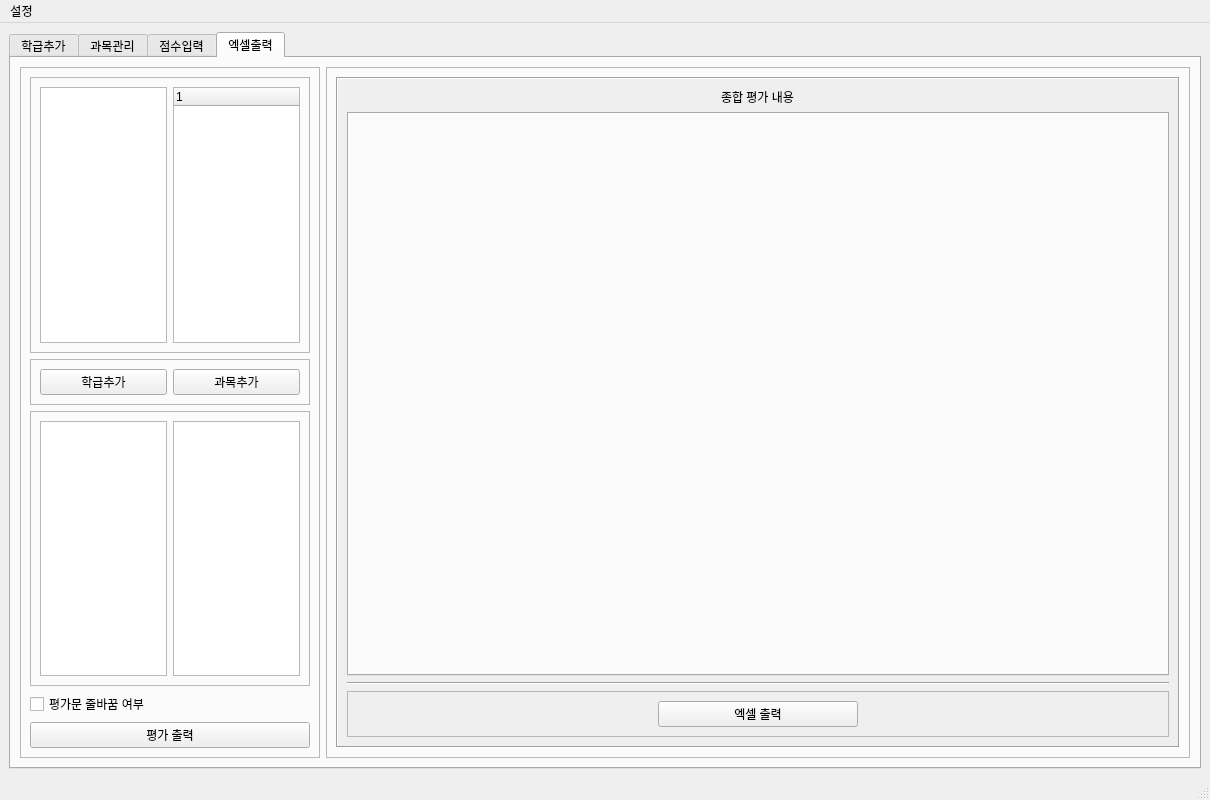
Old version of the form manager.ui in the repository chlwodud77/student-assesment-manager.
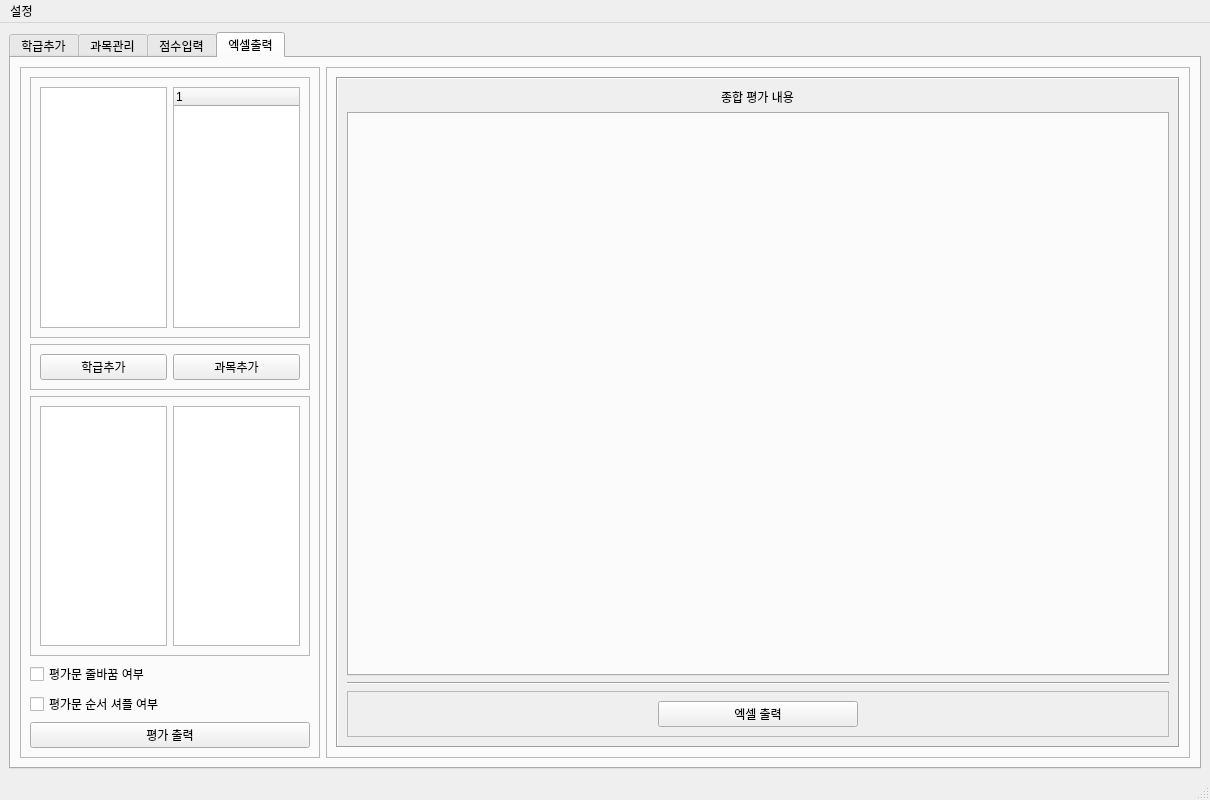
New version of the form. Icons and pictures are not drawn.

Commit message: 엑셀 평가문 순서 셔플 기능 추가

Diff of the .ui file:
```diff
--- a/manager.ui
+++ b/manager.ui
@@ -1181,6 +1181,13 @@
              </property>
             </widget>
            </item>
+           <item>
+            <widget class="QCheckBox" name="assesmentShuffleCheckBox">
+             <property name="text">
+              <string>평가문 순서 셔플 여부</string>
+             </property>
+            </widget>
+           </item>
            <item>
             <widget class="QPushButton" name="multiAssesPrintBtn">
              <property name="cursor">
```
The commit also changes 1 other file.
